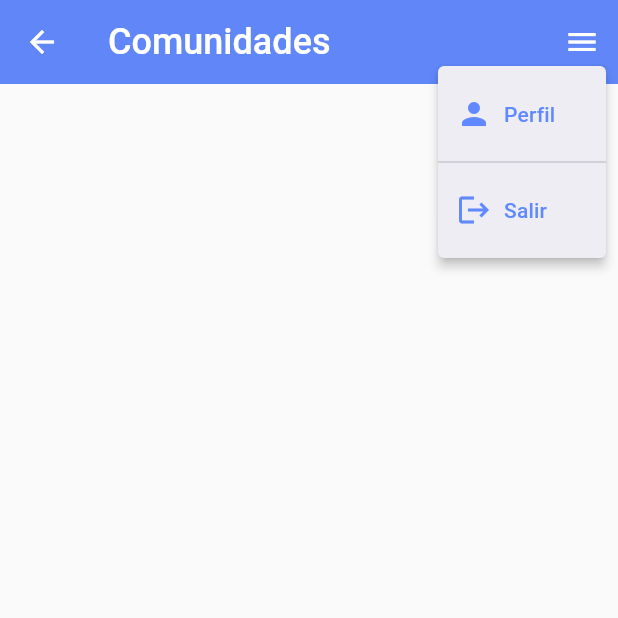
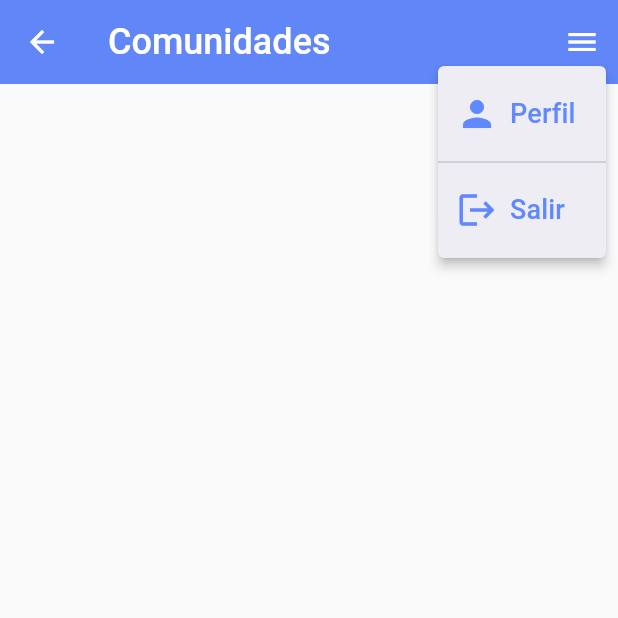
Before and after one commit to amenes12/ensenarte-app, a Flutter app: the CommunitiesScreen screen opened by its route, after a tap on the "menu" icon, on a phone screen of 412 x 824 dp, the top half of it. Run offline on Flutter 3.47's test engine with Material 3 defaults, Android fonts, the phone set to English and light mode, and no system bars; our stand-ins replace cloud_firestore, firebase_auth, firebase_core, firebase_storage, google_sign_in, image_picker; accounts and stored records are empty.

Commit message:
refactor(style): general styling improvements

```diff
--- a/lib/components/menu_button_component.dart
+++ b/lib/components/menu_button_component.dart
@@ -10,7 +10,7 @@ class MenuButtonComponent extends StatelessWidget {
   @override
   Widget build(BuildContext context) {
     return PopupMenuButton(
-      icon: const Icon(Icons.menu),
+      icon: const Icon(Icons.menu,),
       position: PopupMenuPosition.under,
       itemBuilder: (BuildContext context) => <PopupMenuEntry>[
         PopupMenuItem(
@@ -23,16 +23,20 @@ class MenuButtonComponent extends StatelessWidget {
           child: const Row(
             children: [
               Padding(
-                padding: EdgeInsets.only(right: 8.0),
+                padding: EdgeInsets.only(
+                  right: 8.0,
+                ),
                 child: Icon(
                   Icons.person,
                   color: Color.fromRGBO(97, 137, 255, 1),
+                  size: 28.0,
                 ),
               ),
               Text(
                 'Perfil',
                 style: TextStyle(
-                  fontSize: 14.0,
+                  fontSize: 18.0,
+                  fontWeight: FontWeight.w500,
                   color: Color.fromRGBO(97, 137, 255, 1),
                 ),
               ),
@@ -43,19 +47,30 @@ class MenuButtonComponent extends StatelessWidget {
         PopupMenuItem(
           onTap: () async {
             await AuthService().signOut();
-            Navigator.pushReplacementNamed(context, AppRouting.signInScreen);
+            Navigator.pushReplacementNamed(
+              context,
+              AppRouting.signInScreen,
+            );
           },
           child: const Row(
             children: [
               Padding(
-                padding: EdgeInsets.only(right: 8.0),
-                child:
-                    Icon(Icons.logout, color: Color.fromRGBO(97, 137, 255, 1)),
+                padding: EdgeInsets.only(
+                  right: 8.0,
+                ),
+                child: Icon(
+                  Icons.logout,
+                  color: Color.fromRGBO(97, 137, 255, 1),
+                  size: 28.0,
+                ),
               ),
               Text(
                 'Salir',
                 style: TextStyle(
-                    fontSize: 14.0, color: Color.fromRGBO(97, 137, 255, 1)),
+                  fontSize: 18.0,
+                  fontWeight: FontWeight.w500,
+                  color: Color.fromRGBO(97, 137, 255, 1),
+                ),
               ),
             ],
           ),
--- a/lib/widgets/quiz_widget.dart
+++ b/lib/widgets/quiz_widget.dart
@@ -108,7 +108,7 @@ class _QuizWidgetState extends State<QuizWidget> {
                 vertical: 10.0,
               ),
               child: SizedBox(
-                width: width - 100,
+                width: width - 70,
                 height: height * 0.085,
                 child: Material(
                   elevation: 4.0,
```
Also changed, not shown: lib/widgets/communities_widget.dart (+4 -4 lines).
